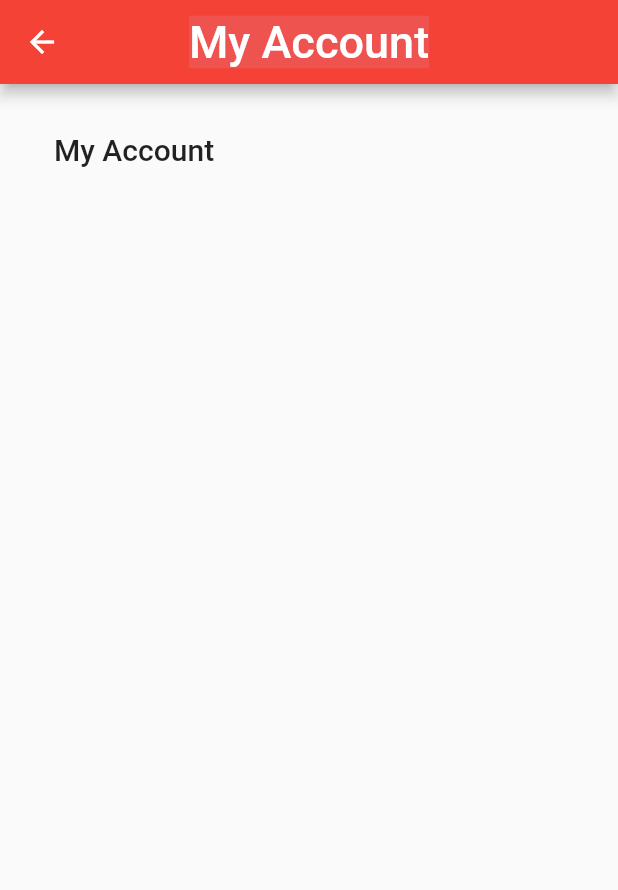
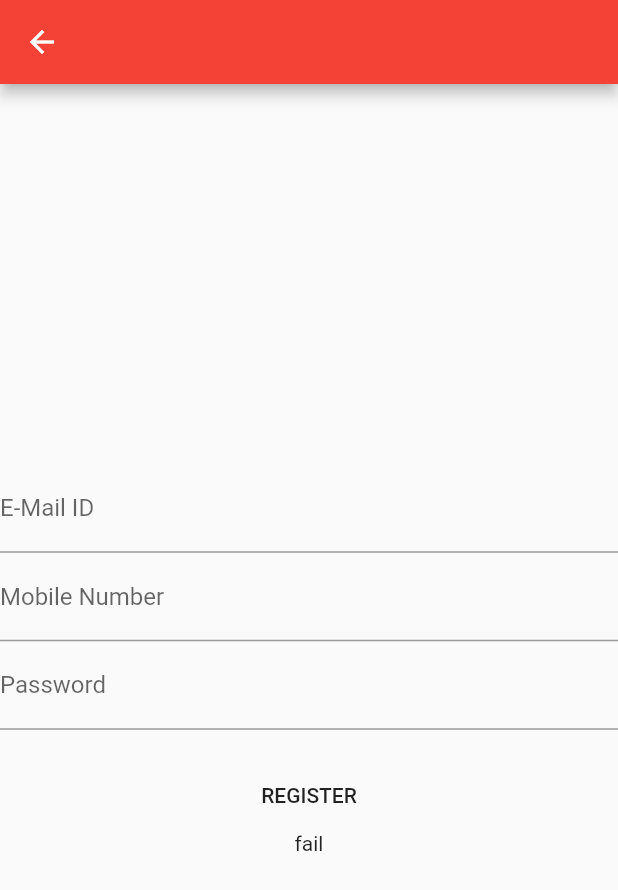
Before and after one commit to 4molybdenum2/ecomm_app, a Flutter app: the SettingsPage screen opened directly, after a tap on "My Account", on a phone screen of 412 x 824 dp. Shown: the top 890 px of the screen. Run offline on Flutter 3.47's test engine with Material 2 defaults, Android fonts, the phone set to English and light mode, and no system bars; our stand-ins replace cloud_firestore, firebase_auth, flutter_spinkit; accounts and stored records are empty; network calls fail; project files that could hold a hidden picture were left out.

Commit message:
Authentication Success

```diff
--- a/lib/homepage.dart
+++ b/lib/homepage.dart
@@ -1,10 +1,8 @@
 import 'package:ecomm_app/screens/home_screen.dart';
 import 'package:ecomm_app/screens/orders_page.dart';
 import 'package:ecomm_app/screens/setting_page.dart';
+import 'file:///home/pranshu/Dev/test/ecomm_app/lib/screens/stores_page.dart';
 import 'package:flutter/material.dart';
-import 'screens/products_page.dart';
-import 'screens/orders_page.dart';
-import 'screens/setting_page.dart';
 
 class MyHomePage extends StatefulWidget {
   @override
@@ -15,7 +13,7 @@ class _MyHomePageState extends State<MyHomePage> {
   int currentTab = 0;
   final List<Widget> _children = [
     HomeScreen(),
-   ProductsPage(),
+    StoresPage(),
     OrdersPage(),
     SettingsPage()
   ];
--- a/lib/main.dart
+++ b/lib/main.dart
@@ -1,12 +1,10 @@
 import 'package:flutter/material.dart';
-import 'homepage.dart';
 import 'package:flutter/services.dart';
-import 'screens/loadingscreen.dart';
+import 'package:ecomm_app/screens/loadingscreen.dart';
 
 void main() => runApp(MyApp());
 
 class MyApp extends StatelessWidget {
-
   @override
   Widget build(BuildContext context) {
     SystemChrome.setPreferredOrientations([
@@ -19,7 +17,7 @@ class MyApp extends StatelessWidget {
       theme: ThemeData(
         primarySwatch: Colors.red,
       ),
-      home: new LoadingScreen(),
+      home: LoadingScreen(),
     );
   }
 }
--- a/lib/screens/loadingscreen.dart
+++ b/lib/screens/loadingscreen.dart
@@ -29,7 +29,7 @@ class _LoadingScreenState extends State<LoadingScreen> {
         }));
       });
     });
-    }
+  }
 
 
   @override
--- a/lib/screens/setting_page.dart
+++ b/lib/screens/setting_page.dart
@@ -1,7 +1,8 @@
 import 'package:ecomm_app/screens/settingschildren/login_page.dart';
 import 'package:ecomm_app/screens/settingschildren/registration.dart';
+import 'package:ecomm_app/screens/settingschildren/accountpage.dart';
+
 import 'package:flutter/material.dart';
-import 'package:ecomm_app/screens/settingschildren/accountpage.dart';
 
 class SettingsPage extends StatefulWidget {
   @override
@@ -52,11 +53,11 @@ class _SettingsPageState extends State<SettingsPage> {
                               },
                             ));
                           } else {
-//                            Navigator.push(context, MaterialPageRoute(
-//                              builder: (context) {
-//                                return Registration();
-//                              },
-//                            ));
+                            Navigator.push(context, MaterialPageRoute(
+                              builder: (context) {
+                                return Registration();
+                              },
+                            ));
                           }
                         },
                         child: Text(
--- a/lib/screens/settingschildren/registration.dart
+++ b/lib/screens/settingschildren/registration.dart
@@ -1,90 +1,85 @@
-//import 'package:flutter/material.dart';
-//
-//class Registration extends StatefulWidget {
-//  @override
-//  _RegistrationState createState() => _RegistrationState();
-//}
-//
-//class _RegistrationState extends State<Registration> {
-//
-//  final mailController = TextEditingController();
-//  final passController = TextEditingController();
-//  String success = "fail";
-//
-//  @override
-//  Widget build(BuildContext context) {
-//    return Scaffold(
-//      appBar: AppBar(),
-//      body: SafeArea(
-//        child: Container(
-//          child: Column(
-//            mainAxisAlignment: MainAxisAlignment.center,
-//            children: <Widget>[
-//              Form(
-//                child: Column(
-//                  children: <Widget>[
-//                    TextFormField(
-//                      decoration: InputDecoration(
-//                        labelText: "E-Mail ID",
-//                      ),
-//                      keyboardType: TextInputType.emailAddress,
-//                      controller: mailController,
-//                    ),
-//                    TextFormField(
-//                      decoration: InputDecoration(
-//                        labelText: "Mobile Number",
-//                      ),
-////                  TODO: Need to add validator in every part of the form
-////                  validator: ,
-//                      keyboardType: TextInputType.phone,
-//                    ),
-//                    TextFormField(
-//                      decoration: InputDecoration(
-//                        labelText: "Password",
-//                      ),
-//                      keyboardType: TextInputType.visiblePassword,
-//                      obscureText: true,
-//                      controller: passController,
-//                    ),
-//                    Padding(
-//                      padding: EdgeInsets.only(top: 20.0),
-//                    ),
-//                    MaterialButton(
-//                      onPressed: () async {
-////                        try {
-////                          final newUser =null;
-////                              await auth.createUserWithEmailAndPassword(
-////                                  email: mailController.text,
-////                                  password: passController.text);
-//                    // MaterialButton(
-//                    //   onPressed: () async {
-//                    //     try {
-//                    //       final newUser =
-//                    //           await auth.createUserWithEmailAndPassword(
-//                    //               email: mailController.text,
-//                    //               password: passController.text);
-//
-//
-//                    //       if(newUser != null){
-//                    //         setState(() {
-//                    //           success = "success";
-//                    //         });
-//                    //       }
-//                    //     } catch (e) {
-//                    //       print(e);
-//                    //     }
-//                    //   },
-//                    //   child: Text("REGISTER"),
-//                    // ),
-//
-////                    Text(success),
-//                  ],
-//                ),
-//              )
-//            ],
-//          ),
-//        ),
-//      ),
-//    );
-//  }
-//}
+import 'package:flutter/material.dart';
+import 'package:firebase_auth/firebase_auth.dart';
+import 'package:ecomm_app/screens/home_screen.dart';
+
+class Registration extends StatefulWidget {
+  @override
+  _RegistrationState createState() => _RegistrationState();
+}
+
+class _RegistrationState extends State<Registration> {
+  final auth = FirebaseAuth.instance;
+  final mailController = TextEditingController();
+  final passController = TextEditingController();
+  String success = "fail";
+
+  @override
+  Widget build(BuildContext context) {
+    return Scaffold(
+      appBar: AppBar(),
+      body: SafeArea(
+        child: Container(
+          child: Column(
+            mainAxisAlignment: MainAxisAlignment.center,
+            children: <Widget>[
+              Form(
+                child: Column(
+                  children: <Widget>[
+                    TextFormField(
+                      decoration: InputDecoration(
+                        labelText: "E-Mail ID",
+                      ),
+                      keyboardType: TextInputType.emailAddress,
+                      controller: mailController,
+                    ),
+                    TextFormField(
+                      decoration: InputDecoration(
+                        labelText: "Mobile Number",
+                      ),
+//                  TODO: Need to add validator in every part of the form
+//                  validator: ,
+                      keyboardType: TextInputType.phone,
+                    ),
+                    TextFormField(
+                      decoration: InputDecoration(
+                        labelText: "Password",
+                      ),
+                      obscureText: true,
+                      controller: passController,
+                    ),
+                    Padding(
+                      padding: EdgeInsets.only(top: 20.0),
+                    ),
+                    MaterialButton(
+                      onPressed: () async {
+                        try {
+                          final newUser =
+                          await auth.createUserWithEmailAndPassword(
+                              email: mailController.text,
+                              password: passController.text);
+
+                          if(newUser != null){
+                            Navigator.push(context, MaterialPageRoute(
+                                builder: (context){
+                                  return HomeScreen();
+                                }
+                            ));
+                          }
+                        } catch (e) {
+                          print(e);
+                        }
+                      },
+                      child: Text("REGISTER"),
+                    ),
+
+                    Text(success),
+                  ],
+                ),
+              )
+            ],
+          ),
+        ),
+      ),
+    );
+  }
+}
--- a/pubspec.yaml
+++ b/pubspec.yaml
@@ -19,12 +19,12 @@ environment:
 dependencies:
   flutter:
     sdk: flutter
-  firebase: any
 
   # The following adds the Cupertino Icons font to your application.
   # Use with the CupertinoIcons class for iOS style icons.
   cupertino_icons: ^0.1.2
   firebase_core: ^0.4.3+3
+  firebase_auth: ^0.15.4
   cloud_firestore: ^0.13.1
   flutter_spinkit: ^4.1.1+1
 
```
Also changed, not shown: lib/screens/home_screen.dart (+113 -93 lines), lib/screens/stores_page.dart (added, +124 -0 lines), lib/buildcard.dart (indentation only), pubspec.lock, 1 other file. Lines whose indentation alone changed are shown as unchanged.
